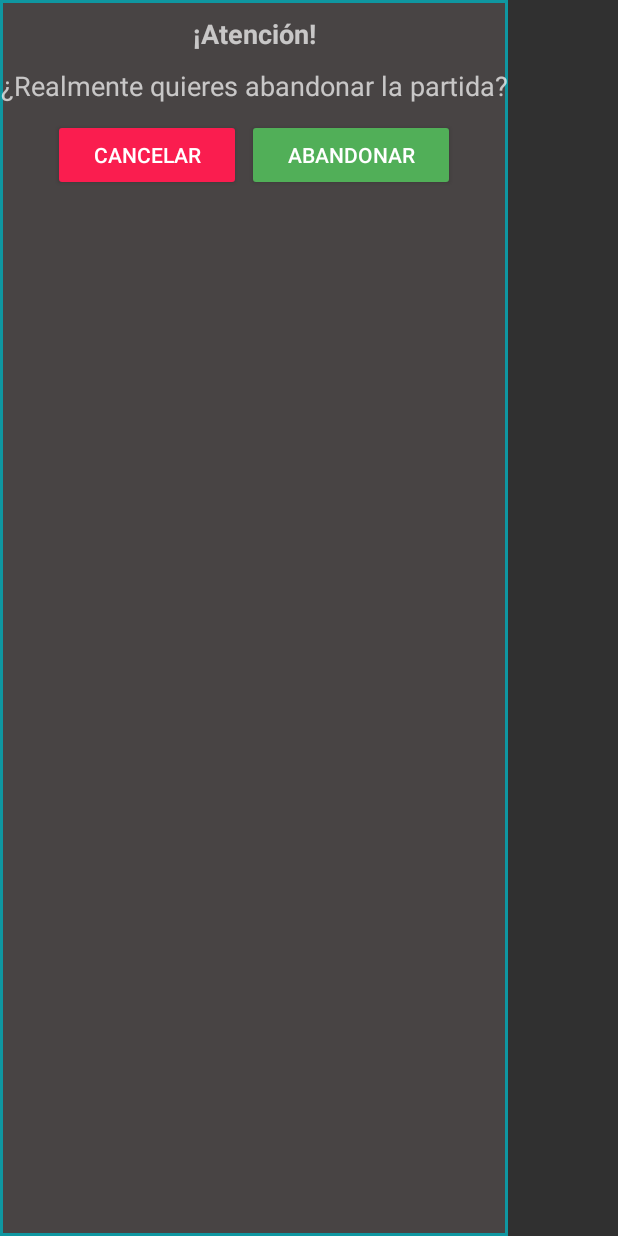
After one commit to xabierbahillo1/Preguntados, an Android app: the layout fragment_dialogo_salir_juego.xml on its own in the app's theme, with its tools: preview values and no code run, on a phone screen of 412 x 824 dp. The commit adds this screen. Run offline under Robolectric (Android 15) with nearby library versions, the phone set to English and light mode, and no system bars; Roboto replaces fonts that are not available here.

Commit message:
Implementado abandonar partida

```diff
--- /dev/null
+++ b/app/src/main/res/drawable/borde_salirjuego.xml
@@ -0,0 +1,14 @@
+<?xml version="1.0" encoding="utf-8"?>
+
+<layer-list xmlns:android="http://schemas.android.com/apk/res/android">
+    <item>
+        <shape android:shape="rectangle">
+            <solid android:color="#0F97A1" />
+        </shape>
+    </item>
+    <item android:left="2dp" android:right="2dp" android:top="2dp" android:bottom="2dp">
+        <shape android:shape="rectangle">
+            <solid android:color="#484444" />
+        </shape>
+    </item>
+</layer-list>
--- /dev/null
+++ b/app/src/main/res/layout/fragment_dialogo_salir_juego.xml
@@ -0,0 +1,56 @@
+<?xml version="1.0" encoding="utf-8"?>
+<LinearLayout xmlns:android="http://schemas.android.com/apk/res/android"
+    xmlns:tools="http://schemas.android.com/tools"
+    android:layout_width="wrap_content"
+    android:layout_height="match_parent"
+    android:background="@drawable/borde_salirjuego"
+    android:orientation="vertical"
+    tools:context=".Dialogs.DialogoSalirJuegoFragment">
+
+    <TextView
+        android:id="@+id/atencionText"
+        android:layout_width="match_parent"
+        android:layout_height="wrap_content"
+        android:layout_marginTop="10dp"
+        android:gravity="center"
+        android:text="@string/salir_juego_title"
+        android:textSize="18sp"
+        android:textStyle="bold" />
+
+    <TextView
+        android:id="@+id/textView3"
+        android:layout_width="match_parent"
+        android:layout_height="wrap_content"
+        android:layout_marginTop="10dp"
+        android:gravity="center"
+        android:text="@string/salir_juego_text"
+        android:textSize="18sp" />
+
+    <LinearLayout
+        android:layout_width="match_parent"
+        android:layout_height="72dp"
+        android:orientation="horizontal">
+
+        <Button
+            android:id="@+id/buttonCancelarSalir"
+            android:layout_width="wrap_content"
+            android:layout_height="wrap_content"
+            android:layout_marginLeft="35dp"
+            android:layout_marginTop="10dp"
+            android:layout_marginRight="2dp"
+            android:layout_weight="1"
+            android:backgroundTint="#FA1D4F"
+            android:text="@string/salir_juego_cancelar" />
+
+        <Button
+            android:id="@+id/buttonAbandonar"
+            android:layout_width="wrap_content"
+            android:layout_height="wrap_content"
+            android:layout_marginLeft="2dp"
+            android:layout_marginTop="10dp"
+            android:layout_marginRight="35dp"
+            android:backgroundTint="#51AF58"
+            android:layout_weight="1"
+            android:text="@string/salir_juego_aceptar" />
+    </LinearLayout>
+</LinearLayout>
--- a/app/src/main/res/values/strings.xml
+++ b/app/src/main/res/values/strings.xml
@@ -45,4 +45,9 @@
     <string name="finJuego1_respuestaCorrecta">Has acertado una pregunta!!!</string>
     <string name="finJuego1_respuestasCorrectas1">Has acertado</string>
     <string name="finJuego1_respuestasCorrectas2">preguntas!!</string>
+    <string name="toast_noPreguntas">Se han acabado las preguntas!!</string>
+    <string name="salir_juego_title">¡Atención!</string>
+    <string name="salir_juego_text">¿Realmente quieres abandonar la partida?</string>
+    <string name="salir_juego_cancelar">Cancelar</string>
+    <string name="salir_juego_aceptar">Abandonar</string>
 </resources>
```
Also changed, not shown: app/src/main/java/com/das/preguntados/Activitys/GameActivity.java (+32 -11 lines), app/src/main/java/com/das/preguntados/Activitys/GameSelectorActivity.java (+19 -18 lines), app/src/main/java/com/das/preguntados/Dialogs/DialogoSalirJuegoFragment.java (added, +70 -0 lines), 1 other file.
